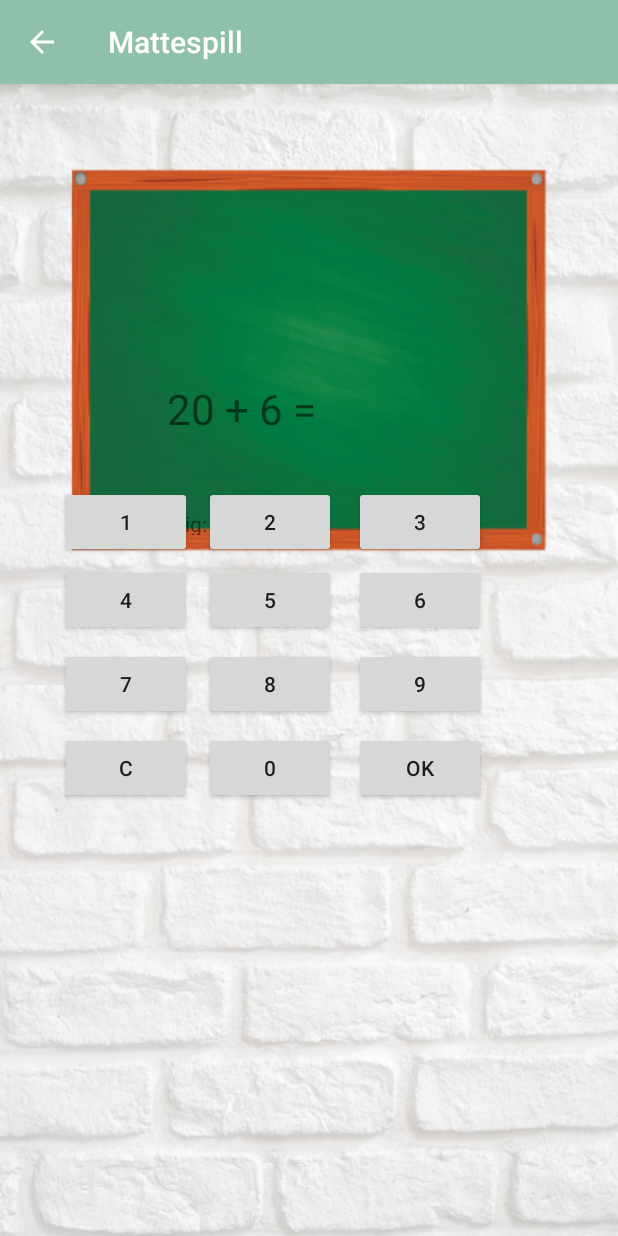
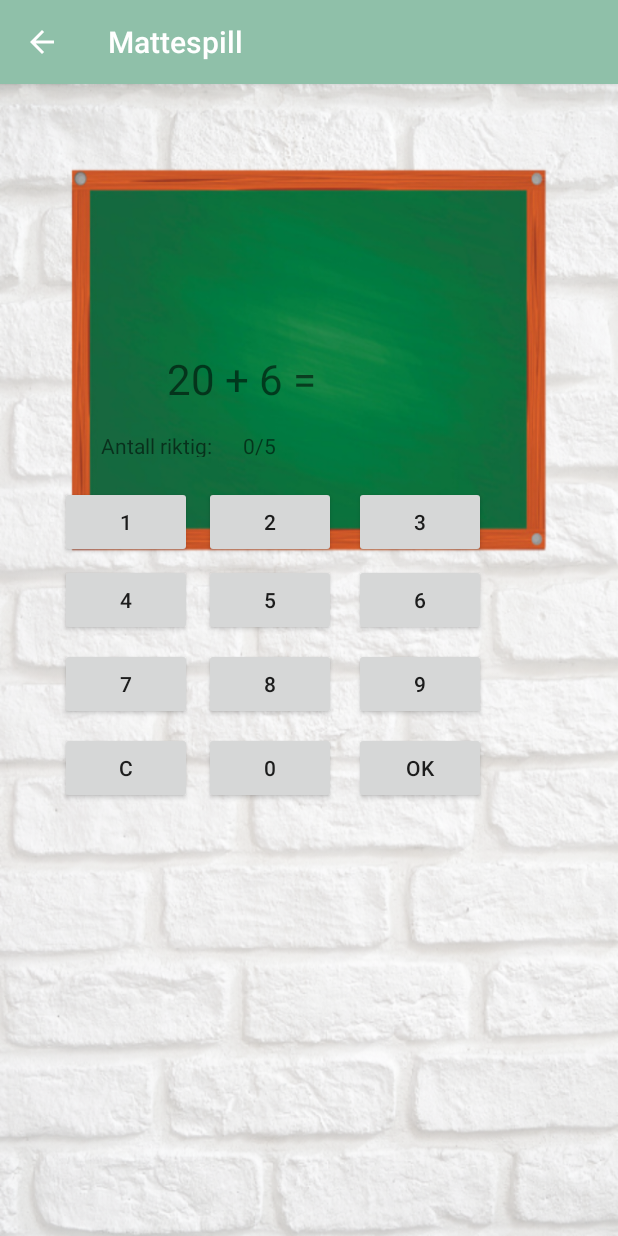
Before and after one commit to synneangell/Android-Mattespill, an Android app: the StartSpill screen opened directly, with no data from a screen before it, after a tap on "OK", on a phone screen of 412 x 824 dp. Run offline under Robolectric (Android 15) with nearby library versions, the phone set to English and light mode, and no system bars.

Commit message:
Fjernet noen feilgreier

```diff
--- a/app/src/main/java/mattespill/com/example/myapplication/StartSpill.java
+++ b/app/src/main/java/mattespill/com/example/myapplication/StartSpill.java
@@ -25,7 +25,7 @@
     TextView textBrukersvar;
     TextView textRegnestykket;
     TextView textAntallRiktig;
-    TextView oppgaverIgjen;
+    TextView textOppgaverIgjen;
     Integer oppgaverUtført = 0;
     Integer antallRiktig = 0;
     Integer antallStykker = 5;
@@ -50,7 +50,7 @@
 
         textRegnestykket = (TextView)findViewById(R.id.textRegnestykket);
         textBrukersvar = (TextView)findViewById(R.id.textBrukerSvar);
-        textAntallRiktig = (TextView)findViewById(R.id.textAntallRiktig);
+        textOppgaverIgjen = (TextView)findViewById(R.id.textOppgaverIgjen);
         random = new Random();
 
         //valgtRadiobutton();
@@ -145,6 +145,7 @@
         }
     } */
 
+
     public void randomGenerator(){
         if(teller == antallStykker){ //Avslutter spillet dersom antall stykker er nådd
             AlertDialog.Builder builder = new AlertDialog.Builder(this);
@@ -205,7 +206,6 @@
             Toast.makeText(StartSpill.this, "Riktig!", Toast.LENGTH_SHORT).show();
             antallRiktig = antallRiktig +  1;
             oppgaverUtført = oppgaverUtført + 1;
-            textAntallRiktig.setText(antallRiktig.toString());
             brukersvar = "";
             textBrukersvar.setText(brukersvar);
             randomGenerator();
@@ -215,9 +215,9 @@
             brukersvar = "";
             oppgaverUtført = oppgaverUtført + 1;
             textBrukersvar.setText(brukersvar);
-            textAntallRiktig.setText(antallRiktig.toString());
             randomGenerator();
         }
+        textOppgaverIgjen.setText(antallRiktig.toString() + "/" + antallStykker);
     }
 
     /*
--- a/app/src/main/res/layout/activity_start_spill.xml
+++ b/app/src/main/res/layout/activity_start_spill.xml
@@ -8,11 +8,19 @@
     tools:context=".StartSpill">
 
     <TextView
-        android:id="@+id/oppgaverIgjen"
-        android:layout_width="96dp"
-        android:layout_height="40dp"
-        tools:layout_editor_absoluteX="259dp"
-        tools:layout_editor_absoluteY="190dp" />
+        android:id="@+id/textOppgaverIgjen"
+        android:layout_width="55dp"
+        android:layout_height="17dp"
+        android:layout_marginStart="136dp"
+        android:layout_marginLeft="136dp"
+        android:layout_marginTop="231dp"
+        android:layout_marginEnd="169dp"
+        android:layout_marginRight="169dp"
+        android:layout_marginBottom="20dp"
+        app:layout_constraintBottom_toTopOf="@+id/btn2"
+        app:layout_constraintEnd_toEndOf="parent"
+        app:layout_constraintStart_toStartOf="parent"
+        app:layout_constraintTop_toTopOf="parent" />
 
     <Button
         android:id="@+id/btn1"
@@ -149,32 +157,15 @@
         app:layout_constraintTop_toTopOf="parent" />
 
     <TextView
-        android:id="@+id/textAntallRiktig"
-        android:layout_width="124dp"
-        android:layout_height="18dp"
-        android:layout_marginStart="130dp"
-        android:layout_marginLeft="130dp"
-        android:layout_marginTop="260dp"
-        android:layout_marginEnd="66dp"
-        android:layout_marginRight="66dp"
-        android:layout_marginBottom="434dp"
-        app:layout_constraintBottom_toBottomOf="parent"
-        app:layout_constraintEnd_toEndOf="parent"
-        app:layout_constraintHorizontal_bias="0.4"
-        app:layout_constraintStart_toStartOf="parent"
-        app:layout_constraintTop_toTopOf="parent"
-        app:layout_constraintVertical_bias="0.416" />
-
-    <TextView
         android:id="@+id/textRegnestykket"
         android:layout_width="190dp"
         android:layout_height="49dp"
         android:layout_marginStart="85dp"
         android:layout_marginLeft="85dp"
-        android:layout_marginTop="133dp"
+        android:layout_marginTop="113dp"
         android:layout_marginEnd="85dp"
         android:layout_marginRight="85dp"
-        android:layout_marginBottom="458dp"
+        android:layout_marginBottom="478dp"
         android:text="@string/regnestykket"
         android:textSize="28sp"
         app:layout_constraintBottom_toBottomOf="parent"
@@ -188,33 +179,30 @@
         android:layout_height="48dp"
         android:layout_marginStart="101dp"
         android:layout_marginLeft="101dp"
-        android:layout_marginTop="182dp"
         android:layout_marginEnd="101dp"
         android:layout_marginRight="101dp"
-        android:layout_marginBottom="410dp"
+        android:layout_marginBottom="50dp"
         android:textSize="28sp"
-        app:layout_constraintBottom_toBottomOf="parent"
+        app:layout_constraintBottom_toTopOf="@+id/textOppgaverIgjen"
         app:layout_constraintEnd_toEndOf="parent"
+        app:layout_constraintHorizontal_bias="0.0"
         app:layout_constraintStart_toStartOf="parent"
-        app:layout_constraintTop_toTopOf="parent" />
+        app:layout_constraintTop_toBottomOf="@+id/textRegnestykket"
+        app:layout_constraintVertical_bias="0.0" />
 
     <TextView
         android:id="@+id/textView5"
         android:layout_width="82dp"
         android:layout_height="17dp"
-        android:layout_marginStart="64dp"
-        android:layout_marginLeft="64dp"
-        android:layout_marginTop="260dp"
-        android:layout_marginEnd="190dp"
-        android:layout_marginRight="190dp"
-        android:layout_marginBottom="434dp"
+        android:layout_marginStart="54dp"
+        android:layout_marginLeft="54dp"
+        android:layout_marginTop="231dp"
+        android:layout_marginBottom="20dp"
         android:text="@string/textAntallRiktig"
-        app:layout_constraintBottom_toBottomOf="parent"
-        app:layout_constraintEnd_toEndOf="parent"
-        app:layout_constraintHorizontal_bias="0.0"
+        app:layout_constraintBottom_toTopOf="@+id/btn1"
+        app:layout_constraintEnd_toStartOf="@+id/textOppgaverIgjen"
         app:layout_constraintStart_toStartOf="parent"
-        app:layout_constraintTop_toTopOf="parent"
-        app:layout_constraintVertical_bias="0.408" />
+        app:layout_constraintTop_toTopOf="parent" />
 
     <androidx.constraintlayout.widget.Group
         android:id="@+id/group"
```
